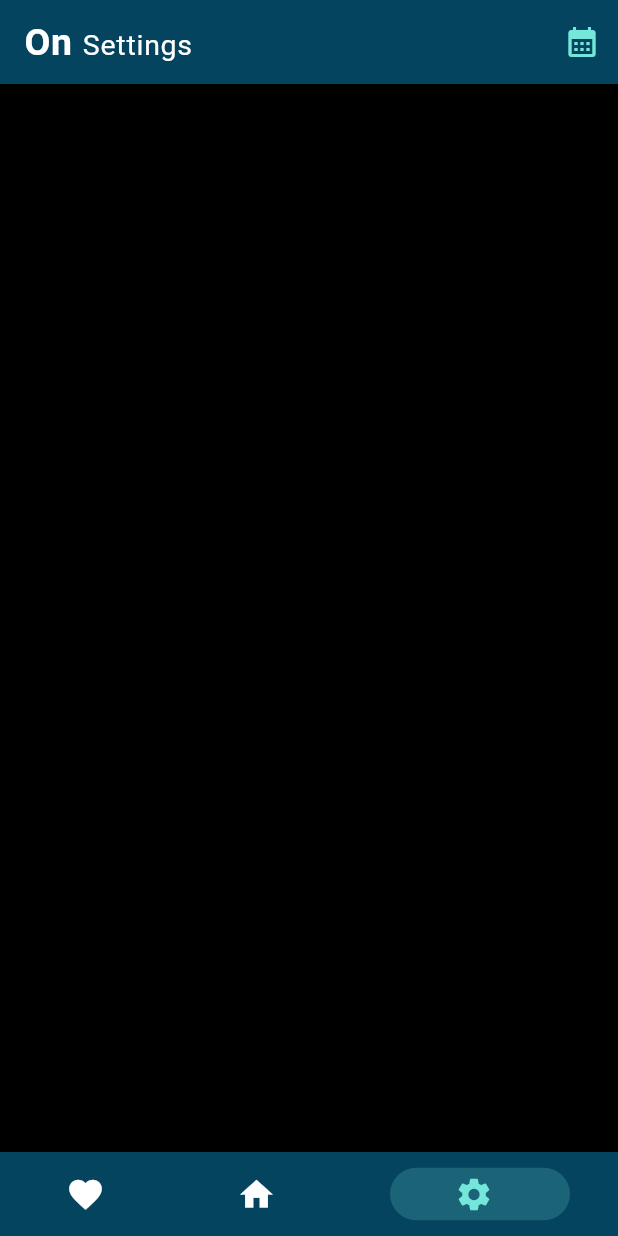
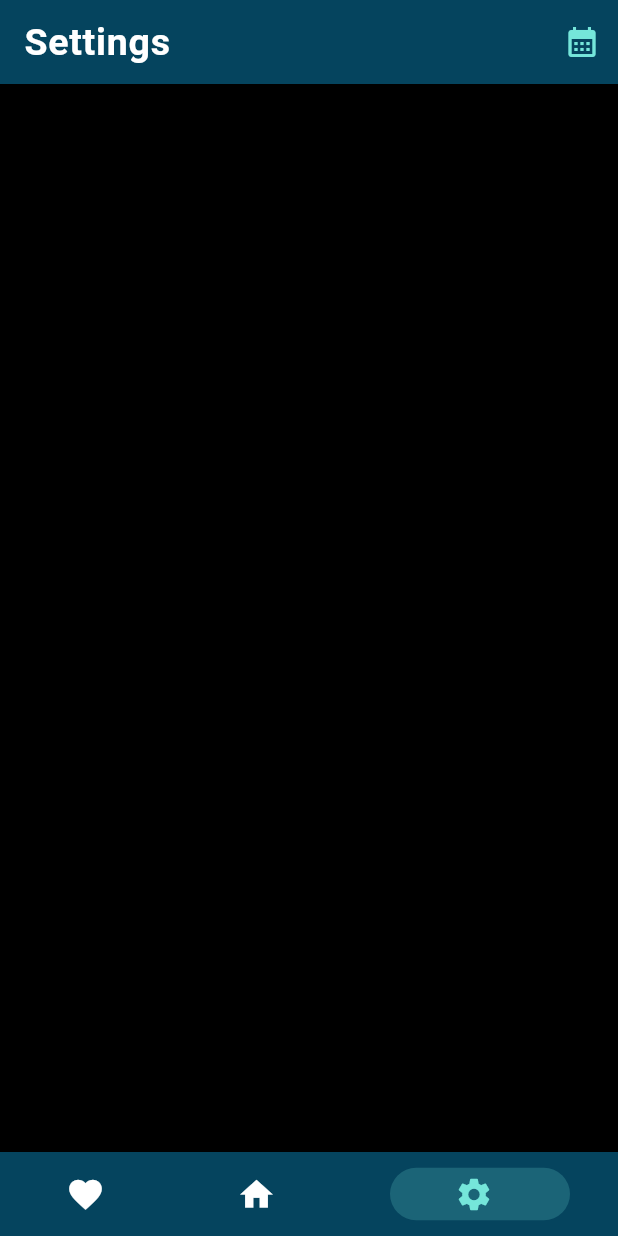
Before and after one commit to bassel27/on-this-day, a Flutter app: the screen it shows after launch, item 3 of the bottom bar chosen, on a phone screen of 412 x 824 dp. Run offline on Flutter 3.47's test engine with Material 2 defaults, Android fonts, the phone set to English and light mode, and no system bars; drawn by our look-alikes of persistent_bottom_nav_bar; our stand-ins replace appinio_swiper; missing offline and left inert: flutter_date_pickers; Roboto replaces fonts that are missing (Mulish-Italic-VariableFont_wght).

Commit message:
change appbar title fully working

```diff
--- a/lib/components/constants.dart
+++ b/lib/components/constants.dart
@@ -31,9 +31,3 @@ const DatePickerLayoutSettings kDatePickerLayoutSettings =
   scrollPhysics: NeverScrollableScrollPhysics(),
   dayPickerRowHeight: 35,
 );
-
-enum CurrentScreenByNavBar {
-  HomeInfoDisplayScreen,
-  FavoritesInfoDisplayScreen,
-  SettingsScreen,
-}
--- a/lib/components/custom_theme.dart
+++ b/lib/components/custom_theme.dart
@@ -13,7 +13,7 @@ class CustomTheme {
         ), // affects card text
         headline6: TextStyle(
             color: Colors.white,
-            fontSize: 25,
+            fontSize: 25.0,
             letterSpacing: 0.5,
             fontWeight: FontWeight.w600),
       ),
--- a/lib/main.dart
+++ b/lib/main.dart
@@ -1,14 +1,20 @@
 import 'package:flutter/material.dart';
+import 'package:on_this_day/providers/app_bar_title.dart';
 import 'package:provider/provider.dart';
+import 'components/app_bar_text_widget_home.dart';
 import 'components/custom_theme.dart';
 import 'screens/bottom_navigation_bar_persistent_screen/my_bottom_navigation_bar.dart';
 import 'providers/selected_date.dart';
 
+// screens controlled by the bottom navbar aren't put in the routes
 void main() => runApp(
       MultiProvider(
         providers: [
           ChangeNotifierProvider(
             create: (_) => SelectedDate(),
+          ),
+          ChangeNotifierProvider(
+            create: (_) => AppBarTitle(AppBarTextWidgetHome()),
           ),
         ],
         child: MaterialApp(
--- /dev/null
+++ b/lib/providers/app_bar_title.dart
@@ -0,0 +1,14 @@
+import 'package:flutter/material.dart';
+
+class AppBarTitle with ChangeNotifier {
+  Widget _widget;
+
+  AppBarTitle(this._widget);
+
+  set widget(Widget widget) {
+    _widget = widget;
+    notifyListeners();
+  }
+
+  Widget get widget => _widget;
+}
--- a/lib/screens/bottom_navigation_bar_persistent_screen/components/my_app_bar.dart
+++ b/lib/screens/bottom_navigation_bar_persistent_screen/components/my_app_bar.dart
@@ -1,37 +1,34 @@
 import 'package:flutter/material.dart';
-import 'package:on_this_day/components/constants.dart';
-import '../../../providers/selected_date.dart';
+import 'package:on_this_day/providers/app_bar_title.dart';
+import 'calendar_icon_button.dart';
 import 'package:provider/provider.dart';
-import 'package:intl/intl.dart';
-import 'calendar_icon_button.dart';
 
 class MyAppBar extends StatelessWidget with PreferredSizeWidget {
   Size get preferredSize => const Size.fromHeight(kToolbarHeight);
-  final String _appBarText;
 
-  MyAppBar(this._appBarText);
+  MyAppBar();
 
   @override
   Widget build(BuildContext context) {
-    var appBarTextStyle = Theme.of(context).textTheme.headline6;
     return AppBar(
       elevation: 0,
-      title: RichText(
-        text: TextSpan(
-          style: appBarTextStyle,
-          children: [
-            const TextSpan(
-              text: "On ",
-            ),
-            TextSpan(
-              // TODO: Events/ deaths/ births on .... & favourites & settings
-              text: _appBarText,
-              style: appBarTextStyle!
-                  .copyWith(fontSize: 19, fontWeight: FontWeight.w400),
-            ),
-          ],
-        ),
-      ),
+      title: context.watch<AppBarTitle>().widget,
+      // title: RichText(
+      //   text: TextSpan(
+      //     style: appBarTextStyle,
+      //     children: [
+      //       const TextSpan(
+      //         text: "On ",
+      //       ),
+      //       TextSpan(
+      //         // TODO: Events/ deaths/ births on .... & favourites & settings
+      //         text: _appBarText,
+      //         style: appBarTextStyle!
+      //             .copyWith(fontSize: 19, fontWeight: FontWeight.w400),
+      //       ),
+      //     ],
+      //   ),
+      // ),
       actions: [
         CalendarIconButton(),
       ],
--- /dev/null
+++ b/lib/screens/bottom_navigation_bar_persistent_screen/components/my_persistent_tab_view.dart
@@ -0,0 +1,85 @@
+import 'package:intl/intl.dart';
+import 'package:on_this_day/providers/app_bar_title.dart';
+import 'package:on_this_day/screens/info_display_screen/info_display_screen.dart';
+import '.../../../../../components/constants.dart';
+import 'package:persistent_bottom_nav_bar/persistent_tab_view.dart';
+import '../../../components/app_bar_text_widget_home.dart';
+import '../../../providers/selected_date.dart';
+import '../../settings_screen/settings_screen.dart';
+import 'package:flutter/material.dart';
+import 'package:provider/provider.dart';
+
+class MyPersistentTabView extends StatelessWidget {
+  final List<Widget> _buildScreens = [
+    InfoDisplayScreen(),
+    InfoDisplayScreen(),
+    SettingsScreen()
+  ];
+
+  final List<PersistentBottomNavBarItem> _navBarsItems = [
+    PersistentBottomNavBarItem(
+      icon: const Icon(Icons.favorite),
+      activeColorPrimary: kActiveLabelColor,
+      inactiveColorPrimary: kInactiveLabelColor,
+    ),
+    PersistentBottomNavBarItem(
+        icon: const Icon(
+          Icons.home,
+          color: kActiveLabelColor,
+        ),
+        inactiveIcon: const Icon(
+          Icons.home,
+          color: kInactiveLabelColor,
+        ),
+        activeColorPrimary: kActiveLabelColor,
+        inactiveColorPrimary: kInactiveLabelColor,
+        activeColorSecondary: Colors.amber),
+    PersistentBottomNavBarItem(
+      icon: const Icon(Icons.settings),
+      activeColorPrimary: kActiveLabelColor,
+      inactiveColorPrimary: kInactiveLabelColor,
+    ),
+  ];
+
+  @override
+  Widget build(BuildContext context) {
+    return PersistentTabView(
+      context,
+      controller: PersistentTabController(initialIndex: 1),
+      onItemSelected: (index) {
+        _onItemSelected(index, context);
+      },
+      screens: _buildScreens,
+      items: _navBarsItems,
+      backgroundColor: kBottomNavBarColor,
+      popActionScreens: PopActionScreensType.all,
+      itemAnimationProperties: const ItemAnimationProperties(
+        // Navigation Bar's items animation properties.
+        duration: Duration(milliseconds: 200),
+        curve: Curves.ease,
+      ),
+      screenTransitionAnimation: const ScreenTransitionAnimation(
+        // Screen transition animation on change of selected tab.
+        animateTabTransition: true,
+        curve: Curves.ease,
+        duration: Duration(milliseconds: 200),
+      ),
+      navBarStyle:
+          NavBarStyle.style1, // Choose the nav bar style with this property.
+    );
+  }
+
+  void _onItemSelected(int index, BuildContext context) {
+    switch (index) {
+      case 0:
+        context.read<AppBarTitle>().widget = const Text("Favorites");
+        break;
+      case 1:
+        context.read<AppBarTitle>().widget = AppBarTextWidgetHome();
+        break;
+      default:
+        context.read<AppBarTitle>().widget = const Text("Settings");
+        break;
+    }
+  }
+}
--- a/lib/screens/bottom_navigation_bar_persistent_screen/my_bottom_navigation_bar.dart
+++ b/lib/screens/bottom_navigation_bar_persistent_screen/my_bottom_navigation_bar.dart
@@ -1,12 +1,9 @@
 import 'package:flutter/material.dart';
-import 'package:on_this_day/screens/info_display_screen/info_display_screen.dart';
-import '../../components/constants.dart';
-import 'package:persistent_bottom_nav_bar/persistent_tab_view.dart';
-import '../settings_screen/settings_screen.dart';
 import 'components/my_app_bar.dart';
 import 'package:provider/provider.dart';
 import '../../../providers/selected_date.dart';
 import 'package:intl/intl.dart';
+import './components/my_persistent_tab_view.dart';
 
 class BottomNavigationBarPersistentScreen extends StatefulWidget {
   @override
@@ -16,114 +13,13 @@ class BottomNavigationBarPersistentScreen extends StatefulWidget {
 
 class _BottomNavigationBarPersistentScreenState
     extends State<BottomNavigationBarPersistentScreen> {
-  CurrentScreenByNavBar currentScreenByNavBar =
-      CurrentScreenByNavBar.HomeInfoDisplayScreen;
-
-  final List<Widget> _buildScreens = [
-    InfoDisplayScreen(),
-    InfoDisplayScreen(),
-    SettingsScreen()
-  ];
-  String? _appBarText;
-
-  String get appBarText {
-    if (_appBarText == null) {
-      _appBarText =
-          "${DateFormat('MM-dd').format((context.watch<SelectedDate>().selectedDate))}";
-    }
-    return _appBarText as String;
-  }
-
-  // void setAppBarText(int index) {
-  //   switch (index) {
-  //     case 0:
-  //       _appBarText = "Favorites";
-  //       break;
-  //     case 1:
-  //       _appBarText =
-  //           "${DateFormat('MM-dd').format((context.watch<SelectedDate>().selectedDate))}";
-  //       break;
-  //     default:
-  //       _appBarText = "Favorites";
-  //       break;
-  //   }
-  // }
-
-  void _onItemSelected(index) {
-    setState(() {
-      switch (index) {
-        case 0:
-          _appBarText = "Favorites";
-          break;
-        case 1:
-          _appBarText =
-              "${DateFormat('MM-dd').format((context.read<SelectedDate>().selectedDate))}";
-          break;
-        default:
-          _appBarText = "Settings";
-          break;
-      }
-    });
-  }
-
-  final List<PersistentBottomNavBarItem> _navBarsItems = [
-    PersistentBottomNavBarItem(
-      icon: const Icon(Icons.favorite),
-      activeColorPrimary: kActiveLabelColor,
-      inactiveColorPrimary: kInactiveLabelColor,
-    ),
-    PersistentBottomNavBarItem(
-        icon: const Icon(
-          Icons.home,
-          color: kActiveLabelColor,
-        ),
-        inactiveIcon: const Icon(
-          Icons.home,
-          color: kInactiveLabelColor,
-        ),
-        activeColorPrimary: kActiveLabelColor,
-        inactiveColorPrimary: kInactiveLabelColor,
-        activeColorSecondary: Colors.amber),
-    PersistentBottomNavBarItem(
-      icon: const Icon(Icons.settings),
-      activeColorPrimary: kActiveLabelColor,
-      inactiveColorPrimary: kInactiveLabelColor,
-    ),
-  ];
-
-  PersistentTabView MyPersistentTabView(context) {
-    return PersistentTabView(
-      context,
-      controller: PersistentTabController(initialIndex: 1),
-      onItemSelected: (index) {
-        _onItemSelected(index);
-      },
-      screens: _buildScreens,
-      items: _navBarsItems,
-      backgroundColor: kBottomNavBarColor,
-      popActionScreens: PopActionScreensType.all,
-      itemAnimationProperties: const ItemAnimationProperties(
-        // Navigation Bar's items animation properties.
-        duration: Duration(milliseconds: 200),
-        curve: Curves.ease,
-      ),
-      screenTransitionAnimation: const ScreenTransitionAnimation(
-        // Screen transition animation on change of selected tab.
-        animateTabTransition: true,
-        curve: Curves.ease,
-        duration: Duration(milliseconds: 200),
-      ),
-      navBarStyle:
-          NavBarStyle.style1, // Choose the nav bar style with this property.
-    );
-  }
 
   @override
   Widget build(BuildContext context) {
     return Scaffold(
-      appBar: MyAppBar(appBarText),
+      appBar: MyAppBar(),
       body: Container(
-        child: MyPersistentTabView(context),
+        child: MyPersistentTabView(),
       ),
     );
   }
```
Also changed, not shown: lib/components/app_bar_text_widget_home.dart (added, +31 -0 lines).
